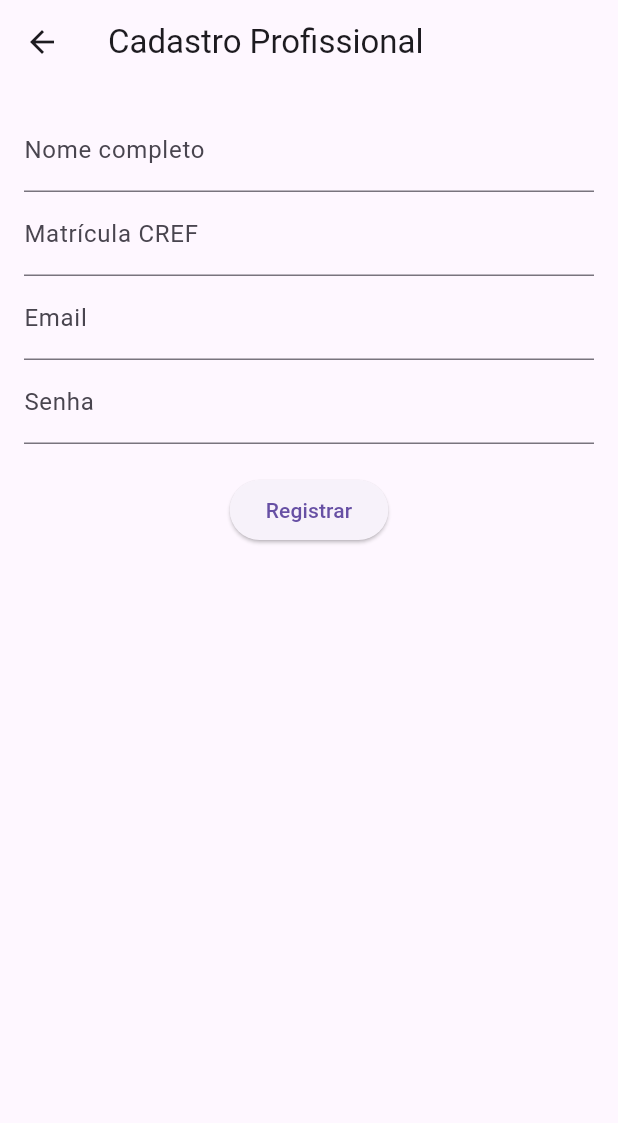
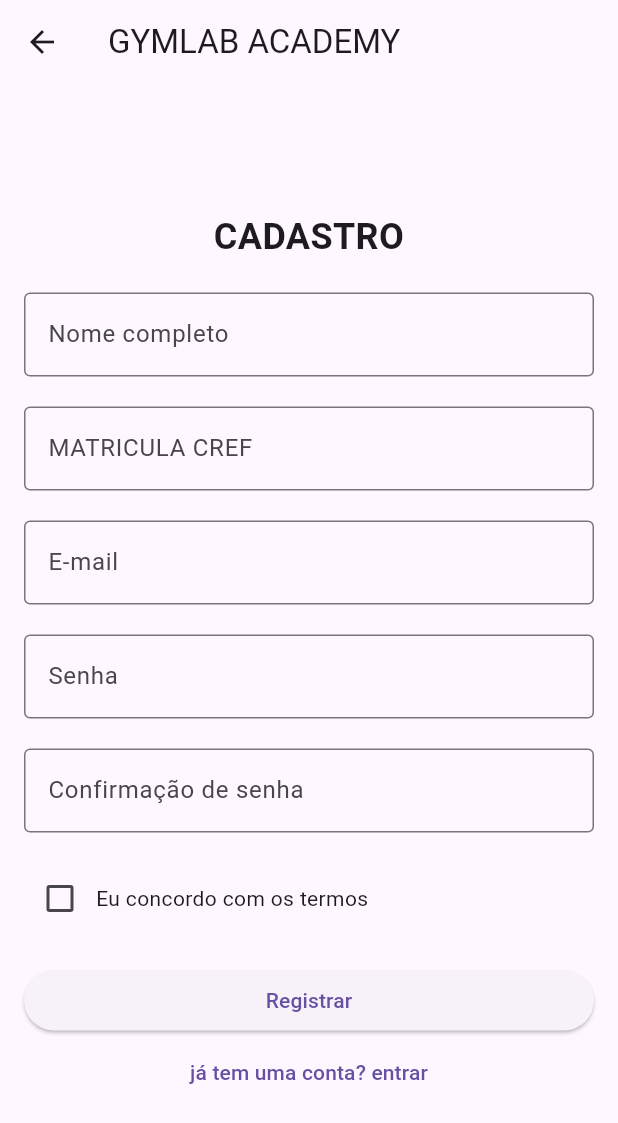
Before and after one commit to Wesleyszs/gym_app, a Flutter app: the RegisterScreen screen opened by its route, on a phone screen of 412 x 824 dp. Shown: the top 1123 px of the screen. Run offline on Flutter 3.47's test engine with Material 3 defaults, Android fonts, the phone set to English and light mode, and no system bars.

Commit message:
visual moderno
adicionando um visual melhor

```diff
--- a/lib/screens/register_screen.dart
+++ b/lib/screens/register_screen.dart
@@ -12,10 +12,26 @@ class _RegisterScreenState extends State<RegisterScreen> {
   final TextEditingController crefController = TextEditingController();
   final TextEditingController emailController = TextEditingController();
   final TextEditingController senhaController = TextEditingController();
+  final TextEditingController confirmacaoSenhaController = TextEditingController();
+  bool concordaTermos = false;
 
   Future<void> register() async {
+    if (!concordaTermos) {
+      ScaffoldMessenger.of(context).showSnackBar(SnackBar(
+        content: Text('Você deve concordar com os termos para se registrar.'),
+      ));
+      return;
+    }
+
+    if (senhaController.text != confirmacaoSenhaController.text) {
+      ScaffoldMessenger.of(context).showSnackBar(SnackBar(
+        content: Text('As senhas não coincidem.'),
+      ));
+      return;
+    }
+
     final response = await http.post(
-      Uri.parse('http://10.0.2.2:5000/register'),  // Use 10.0.2.2 para emulador Android
+      Uri.parse('http://10.0.2.2:5000/register'),
       headers: {'Content-Type': 'application/json'},
       body: json.encode({
         'nome_completo': nomeController.text,
@@ -40,33 +56,90 @@ class _RegisterScreenState extends State<RegisterScreen> {
   Widget build(BuildContext context) {
     return Scaffold(
       appBar: AppBar(
-        title: Text('Cadastro Profissional'),
+        title: Text('GYMLAB ACADEMY'),
       ),
       body: Padding(
-        padding: EdgeInsets.all(16.0),
+        padding: const EdgeInsets.all(16.0),
         child: Column(
+          mainAxisAlignment: MainAxisAlignment.center,
+          crossAxisAlignment: CrossAxisAlignment.stretch,
           children: [
+            Text(
+              'CADASTRO',
+              textAlign: TextAlign.center,
+              style: TextStyle(
+                fontSize: 24,
+                fontWeight: FontWeight.bold,
+              ),
+            ),
+            SizedBox(height: 20),
             TextField(
               controller: nomeController,
-              decoration: InputDecoration(labelText: 'Nome completo'),
+              decoration: InputDecoration(
+                labelText: 'Nome completo',
+                border: OutlineInputBorder(),
+              ),
             ),
+            SizedBox(height: 20),
             TextField(
               controller: crefController,
-              decoration: InputDecoration(labelText: 'Matrícula CREF'),
+              decoration: InputDecoration(
+                labelText: 'MATRICULA CREF',
+                border: OutlineInputBorder(),
+              ),
             ),
+            SizedBox(height: 20),
             TextField(
               controller: emailController,
-              decoration: InputDecoration(labelText: 'Email'),
+              decoration: InputDecoration(
+                labelText: 'E-mail',
+                border: OutlineInputBorder(),
+              ),
             ),
+            SizedBox(height: 20),
             TextField(
               controller: senhaController,
-              decoration: InputDecoration(labelText: 'Senha'),
+              decoration: InputDecoration(
+                labelText: 'Senha',
+                border: OutlineInputBorder(),
+              ),
               obscureText: true,
+            ),
+            SizedBox(height: 20),
+            TextField(
+              controller: confirmacaoSenhaController,
+              decoration: InputDecoration(
+                labelText: 'Confirmação de senha',
+                border: OutlineInputBorder(),
+              ),
+              obscureText: true,
+            ),
+            SizedBox(height: 20),
+            Row(
+              children: [
+                Checkbox(
+                  value: concordaTermos,
+                  onChanged: (value) {
+                    setState(() {
+                      concordaTermos = value ?? false;
+                    });
+                  },
+                ),
+                Expanded(
+                  child: Text('Eu concordo com os termos'),
+                ),
+              ],
             ),
             SizedBox(height: 20),
             ElevatedButton(
               onPressed: register,
               child: Text('Registrar'),
+            ),
+            TextButton(
+              onPressed: () {
+                Navigator.pop(context);
+              },
+              child: Text('já tem uma conta? entrar'),
             ),
           ],
         ),
```
Also changed, not shown: lib/screens/login_screen.dart (+32 -9 lines).
